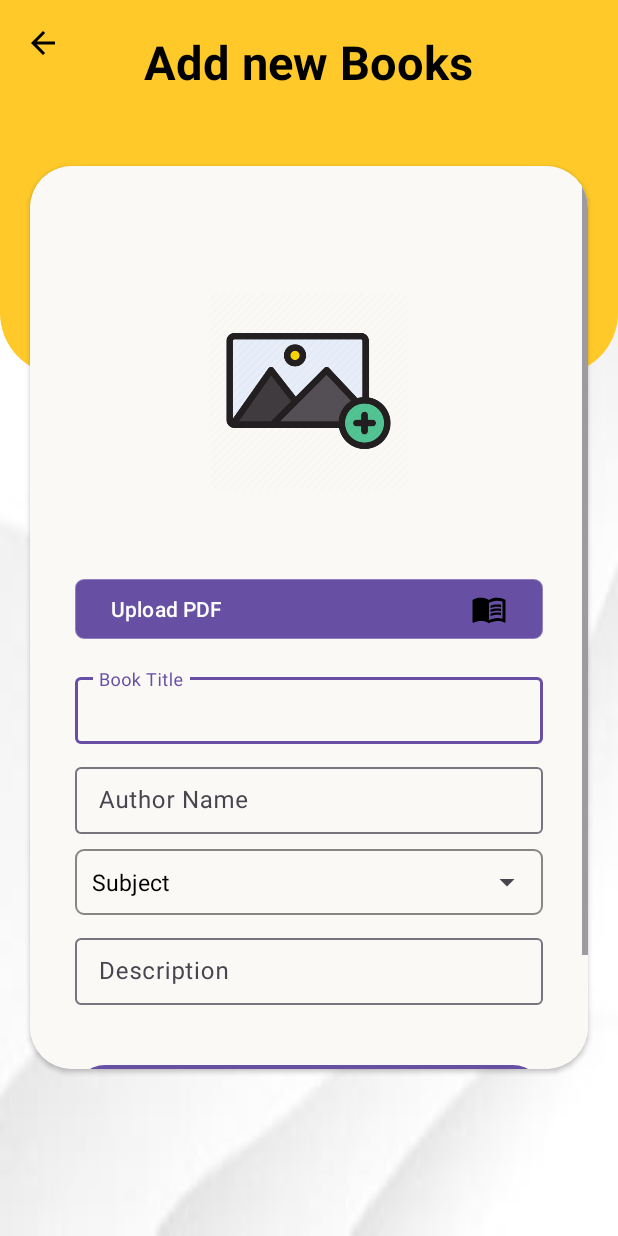
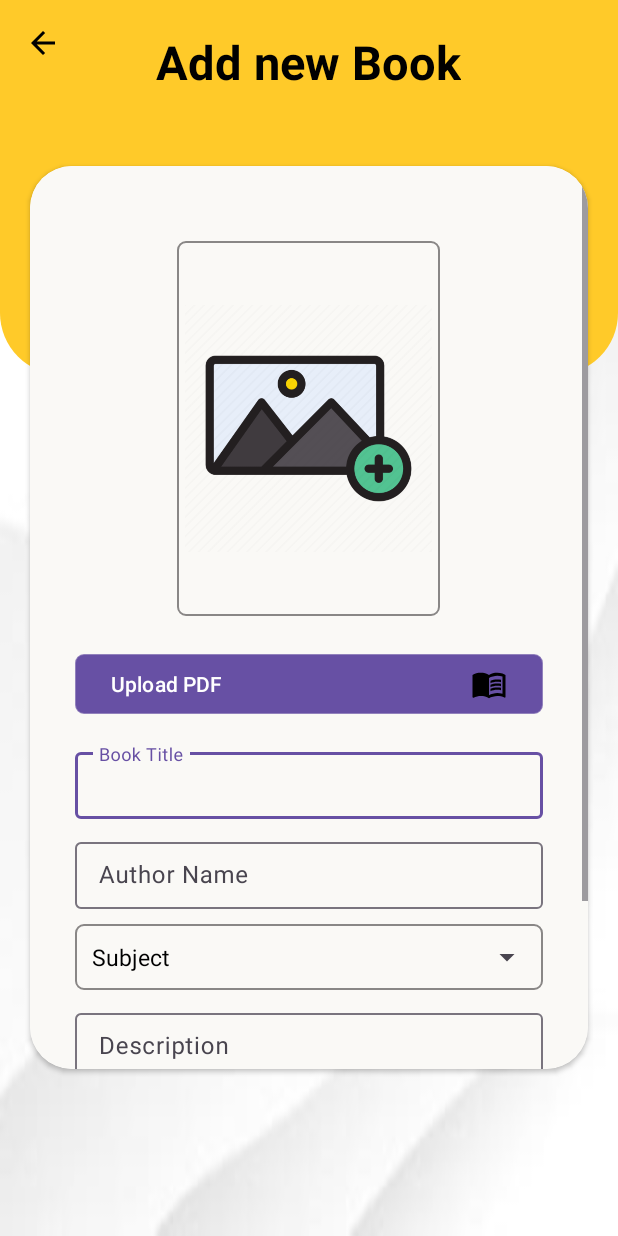
Before and after one commit to dharmikgoti29/book-admin, an Android app: the AddBooks screen opened directly, with no data from a screen before it, on a phone screen of 412 x 824 dp. Run offline under Robolectric (Android 15) with nearby library versions, the phone set to English and light mode, and no system bars; our stand-ins replace Firebase (no records; nobody signed in at launch, a user with empty details on screens opened directly).

Commit message:
commit-admin

```diff
--- a/app/src/main/java/com/example/yourestore/AddBooks.java
+++ b/app/src/main/java/com/example/yourestore/AddBooks.java
@@ -1,21 +1,84 @@
 package com.example.yourestore;
 
+import androidx.annotation.NonNull;
+import androidx.annotation.Nullable;
 import androidx.appcompat.app.AppCompatActivity;
 
+import android.content.ActivityNotFoundException;
+import android.content.Intent;
+import android.net.Uri;
 import android.os.Bundle;
 import android.view.View;
+import android.widget.AdapterView;
+import android.widget.ArrayAdapter;
+import android.widget.Button;
+import android.widget.EditText;
 import android.widget.ImageButton;
+import android.widget.ImageView;
+import android.widget.Spinner;
+import android.widget.Toast;
+
+import com.google.android.gms.tasks.OnSuccessListener;
+import com.google.android.material.textfield.TextInputLayout;
+import com.google.firebase.database.DataSnapshot;
+import com.google.firebase.database.DatabaseError;
+import com.google.firebase.database.DatabaseReference;
+import com.google.firebase.database.FirebaseDatabase;
+import com.google.firebase.database.ValueEventListener;
+import com.google.firebase.firestore.DocumentReference;
+import com.google.firebase.firestore.FirebaseFirestore;
+import com.google.firebase.storage.FirebaseStorage;
+import com.google.firebase.storage.StorageReference;
+import com.google.firebase.storage.UploadTask;
+import com.google.protobuf.Empty;
+
+import java.util.ArrayList;
+import java.util.HashMap;
+import java.util.Map;
 
 public class AddBooks extends AppCompatActivity {
 
     //activity back
     ImageButton btn_back;
+    Button upload_pdf,insert_book;
+    ImageView img;
+    Spinner catagary;
+    TextInputLayout textInputLayout_title,textInputLayout_author,textInputLayout_desc;
+    EditText book_name,author_name,description;
+    String bookname,authorname,desc,cata;
+
+    //for spiner
+    FirebaseDatabase database = FirebaseDatabase.getInstance();
+    DatabaseReference myRef = database.getReference("message");
+
+    Integer pic=100;
+    Integer pdf=200;
+
+    Uri input_image,input_pdf;
+
+    FirebaseFirestore db = FirebaseFirestore.getInstance();
+    FirebaseStorage storage = FirebaseStorage.getInstance();
+
+    StorageReference storageReference=storage.getReference();
+    StorageReference pdfReference,imgReference;
+
     @Override
     protected void onCreate(Bundle savedInstanceState) {
         super.onCreate(savedInstanceState);
         setContentView(R.layout.activity_add_books);
 
         btn_back = findViewById(R.id.btnBackfromadd);
+        img=findViewById(R.id.image);
+        upload_pdf=findViewById(R.id.upload_pdf);
+        insert_book=findViewById(R.id.insert_book);
+        catagary=findViewById(R.id.catagary);
+        textInputLayout_title=findViewById(R.id.book_name);
+        textInputLayout_author=findViewById(R.id.author_name);
+        textInputLayout_desc=findViewById(R.id.description);
+        book_name=textInputLayout_title.getEditText();
+        author_name=textInputLayout_author.getEditText();
+        description=textInputLayout_desc.getEditText();
+
 
         btn_back.setOnClickListener(new View.OnClickListener() {
             @Override
@@ -23,5 +86,129 @@ public class AddBooks extends AppCompatActivity {
                 onBackPressed();
             }
         });
+
+        ArrayList<String> spiner_list = new ArrayList<>();
+        ArrayAdapter<String> spiner_adapter = new ArrayAdapter<>(this, androidx.appcompat.R.layout.support_simple_spinner_dropdown_item,spiner_list);
+        catagary.setAdapter(spiner_adapter);
+        myRef.addValueEventListener(new ValueEventListener() {
+            @Override
+            public void onDataChange(@NonNull DataSnapshot snapshot) {
+
+                spiner_list.clear();
+                for(DataSnapshot snapshot1 : snapshot.getChildren())
+                {
+                    spiner_list.add(snapshot1.getValue().toString());
+                }
+                spiner_adapter.notifyDataSetChanged();
+            }
+
+            @Override
+            public void onCancelled(@NonNull DatabaseError error) {
+
+            }
+        });
+
+        img.setOnClickListener(new View.OnClickListener() {
+            @Override
+            public void onClick(View view) {
+                Intent intent = new Intent(Intent.ACTION_PICK);
+                intent.setType("image/*");
+                startActivityForResult(intent,pic);
+            }
+        });
+        upload_pdf.setOnClickListener(new View.OnClickListener() {
+            @Override
+            public void onClick(View view) {
+                if(upload_pdf.getText().equals("Upload PDF"))
+                {
+                    Intent intent = new Intent(Intent.ACTION_GET_CONTENT);
+                    intent.setType("application/pdf");
+                    startActivityForResult(intent, pdf);
+                } else if (upload_pdf.getText().equals("view pdf")) {
+                    Intent viewIntent = new Intent(Intent.ACTION_VIEW);
+                    viewIntent.setDataAndType(input_pdf, "application/pdf");
+                    viewIntent.setFlags(Intent.FLAG_ACTIVITY_CLEAR_TOP);
+
+                    // Add this line if targeting Android 7.0+ to use a File Provider
+                    viewIntent.addFlags(Intent.FLAG_GRANT_READ_URI_PERMISSION);
+
+                    try {
+                        startActivity(viewIntent);
+                    } catch (ActivityNotFoundException e) {
+                        // Handle case where PDF viewer app is not available
+                        Toast.makeText(AddBooks.this, "No PDF viewer app available", Toast.LENGTH_SHORT).show();
+                    }
+                }
+            }
+
+        });
+        catagary.setOnItemSelectedListener(new AdapterView.OnItemSelectedListener() {
+            @Override
+            public void onItemSelected(AdapterView<?> adapterView, View view, int i, long l) {
+                cata=adapterView.getItemAtPosition(i).toString();
+            }
+
+            @Override
+            public void onNothingSelected(AdapterView<?> adapterView) {
+
+            }
+        });
+        insert_book.setOnClickListener(new View.OnClickListener() {
+            @Override
+            public void onClick(View view) {
+
+                bookname=book_name.getText().toString();
+                authorname=author_name.getText().toString();
+                desc=description.getText().toString();
+
+                if(bookname.isEmpty() || authorname.isEmpty() || desc.isEmpty() || cata.isEmpty() || input_pdf==null || input_image==null)
+                {
+                    Toast.makeText(AddBooks.this, "Add value first", Toast.LENGTH_SHORT).show();
+                }
+                else {
+
+                    Map<String,Object> book_detail = new HashMap<>();
+                    book_detail.put("bookname",bookname);
+                    book_detail.put("authorname",authorname);
+                    book_detail.put("authorname",authorname);
+                    book_detail.put("subject",cata);
+                    book_detail.put("discription",desc);
+                    db.collection("books").add(book_detail).addOnSuccessListener(new OnSuccessListener<DocumentReference>() {
+                        @Override
+                        public void onSuccess(DocumentReference documentReference) {
+                            String documentid = documentReference.getId();
+                            String pdfname = documentid+".pdf";
+                            String imgname = documentid+".jpg";
+                            pdfReference=storageReference.child(pdfname);
+                            UploadTask uploadTask = pdfReference.putFile(input_pdf);
+                            imgReference=storageReference.child(imgname);
+                            UploadTask uploadTask1 = imgReference.putFile(input_image);
+                            Toast.makeText(AddBooks.this, "book uploaded", Toast.LENGTH_SHORT).show();
+
+                        }
+                    });
+
+                }
+
+            }
+        });
+
+    }
+    protected void onActivityResult(int requestCode, int resultCode, @Nullable Intent data) {
+        super.onActivityResult(requestCode, resultCode, data);
+        if(requestCode == pic)
+        {
+            input_image=data.getData();
+            img.setImageURI(input_image);
+            img.setBackgroundResource(0);
+
+        }
+        else if (requestCode == pdf)
+        {
+            input_pdf=data.getData();
+            upload_pdf.setText("view pdf");
+
+
+        }
     }
 }
--- a/app/src/main/res/layout/activity_add_books.xml
+++ b/app/src/main/res/layout/activity_add_books.xml
@@ -32,7 +32,7 @@
     <TextView
         android:layout_width="wrap_content"
         android:layout_height="wrap_content"
-        android:text="Add new Books"
+        android:text="Add new Book"
         android:layout_gravity="center"
         android:textColor="#000000"
         android:textSize="31dp"
@@ -63,14 +63,16 @@
 
 
                 <ImageView
-
-                    android:layout_width="131dp"
-                    android:layout_height="200dp"
+                    android:id="@+id/image"
+                    android:layout_width="175dp"
+                    android:layout_height="250dp"
                     android:layout_centerHorizontal="true"
                     android:layout_gravity="center"
                     android:layout_marginTop="20dp"
+                    android:background="@drawable/forspiner"
+                    android:foregroundGravity="center"
+                    android:paddingHorizontal="5dp"
                     android:src="@drawable/updimg" />
-
 
                 <View
                     android:layout_width="wrap_content"
@@ -79,7 +81,7 @@
                 <Button
                     android:text="Upload PDF"
                     android:textAlignment="textStart"
-                    android:id="@+id/btnImageBook"
+                    android:id="@+id/upload_pdf"
                     android:layout_width="match_parent"
                     android:layout_height="40dp"
                     android:drawableEnd="@drawable/book123"
@@ -90,7 +92,7 @@
                     android:layout_height="20dp" />
 
                 <com.google.android.material.textfield.TextInputLayout
-                    android:id="@+id/edt_title"
+                    android:id="@+id/book_name"
                     android:layout_width="match_parent"
                     android:layout_height="wrap_content"
                     app:hintEnabled="true">
@@ -113,13 +115,13 @@
                     android:layout_height="10dp" />
 
                 <com.google.android.material.textfield.TextInputLayout
-                    android:id="@+id/edt_author"
+                    android:id="@+id/author_name"
                     android:layout_width="match_parent"
                     android:layout_height="wrap_content"
                     app:hintEnabled="true">
 
                     <EditText
-                        android:id="@+id/edtAuthor"
+
                         android:layout_width="match_parent"
                         android:layout_height="wrap_content"
                         android:drawablePadding="11dp"
@@ -152,10 +154,12 @@
 
 
                     <Spinner
-                        android:id="@+id/listOfCategory"
+                        android:id="@+id/catagary"
                         android:layout_width="match_parent"
                         android:layout_height="match_parent"
-
+                        android:gravity="center"
+                        android:textColor="@color/black"
+                        android:textAlignment="center"
                         android:paddingLeft="2dp"></Spinner>
                 </LinearLayout>
 
@@ -164,13 +168,13 @@
                     android:layout_height="10dp" />
 
                 <com.google.android.material.textfield.TextInputLayout
-                    android:id="@+id/edt_description"
+                    android:id="@+id/description"
                     android:layout_width="match_parent"
                     android:layout_height="wrap_content"
                     app:hintEnabled="true">
 
                     <EditText
-                        android:id="@+id/edtDiscription"
+
                         android:layout_width="match_parent"
                         android:layout_height="wrap_content"
                         android:drawablePadding="11dp"
@@ -188,7 +192,7 @@
                     android:layout_height="40dp" />
 
                 <com.google.android.material.button.MaterialButton
-                    android:id="@+id/btnUpload"
+                    android:id="@+id/insert_book"
                     android:layout_width="match_parent"
                     android:layout_height="60dp"
                     android:background="@drawable/button_shape"
```
